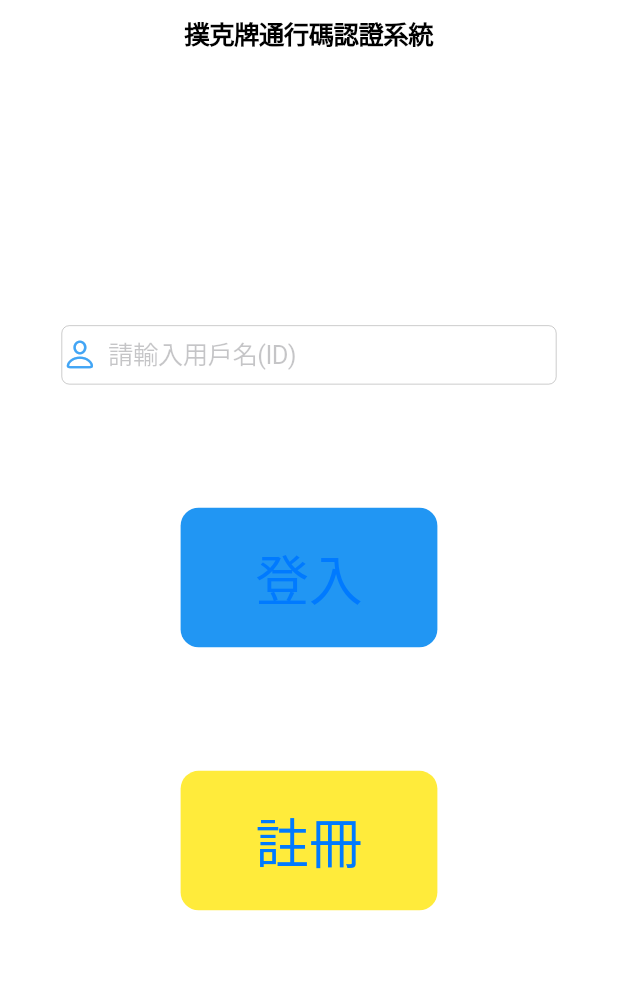
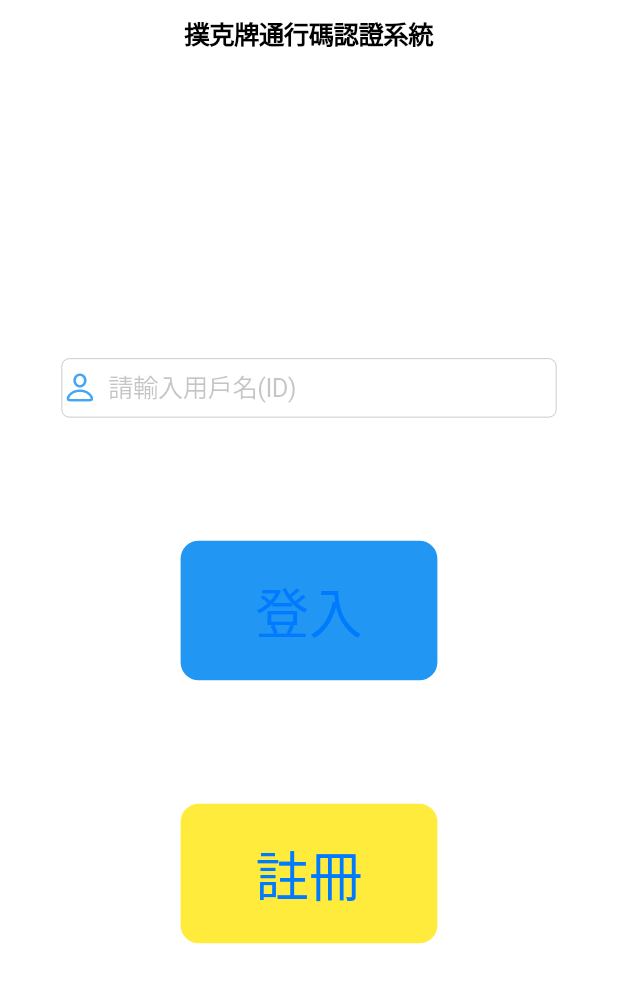
Before and after one commit to ACS106129/pokerpass, a Flutter app: the screen it shows after launch, on a phone screen of 412 x 824 dp. Shown: the top 983 px of the screen. Run offline on Flutter 3.47's test engine with Material 2 defaults, Android fonts, the phone set to English and light mode, and no system bars; our stand-ins replace permission_handler, qr_flutter; missing offline and left inert: flame, qrscan, window_size.

Commit message:
Update QRCode function, scanner, http and flame flutter version upgrade layout refine

```diff
--- a/lib/home_page.dart
+++ b/lib/home_page.dart
@@ -4,10 +4,10 @@ import 'package:flutter/services.dart';
 import 'package:pokerpass/login_page.dart';
 import 'package:pokerpass/register_page.dart';
 import 'package:pokerpass/setting/Setting.dart' as setting;
+import 'package:pokerpass/utility/area.dart';
 
 class HomePage extends StatefulWidget {
-  final String title;
-  HomePage({Key key, this.title}) : super(key: key);
+  static const String id = 'home_page';
   @override
   _HomePageState createState() => _HomePageState();
 }
@@ -17,12 +17,14 @@ class _HomePageState extends State<HomePage> {
   Widget build(BuildContext context) {
     return CupertinoPageScaffold(
       navigationBar: !setting.isDesktop
-          ? CupertinoNavigationBar(
+          ? const CupertinoNavigationBar(
               middle: const Text('撲克牌通行碼認證系統'),
             )
           : null,
-      child: Center(
-        child: _homePageContent(context),
+      child: SafeArea(
+        child: Center(
+          child: _homePageContent(context),
+        ),
       ),
     );
   }
@@ -32,7 +34,7 @@ class _HomePageState extends State<HomePage> {
       mainAxisAlignment: MainAxisAlignment.center,
       children: [
         Container(
-          width: MediaQuery.of(context).size.width * 0.8,
+          width: getSafeArea(context).width * 0.8,
           child: Column(
             children: [
               CupertinoTextField(
@@ -58,16 +60,12 @@ class _HomePageState extends State<HomePage> {
           ),
         ),
         SizedBox(
-          height: MediaQuery.of(context).size.height / 10,
+          height: getSafeArea(context).height / 10,
         ),
         CupertinoButton(
           onPressed: () {
-            Navigator.push(
-                context,
-                CupertinoPageRoute(
-                  builder: (context) => LoginPage(),
-                  settings: RouteSettings(name: '/login_page')
-                ));},
+            Navigator.pushNamed(context, LoginPage.id);
+          },
           child: Text(
             '登入',
             style: TextStyle(fontSize: 36),
@@ -79,16 +77,11 @@ class _HomePageState extends State<HomePage> {
           ),
         ),
         SizedBox(
-          height: MediaQuery.of(context).size.height / 10,
+          height: getSafeArea(context).height / 10,
         ),
         CupertinoButton(
           onPressed: () {
-            Navigator.push(
-                context,
-                CupertinoPageRoute(
-                  builder: (context) => RegisterPage(),
-                  settings: RouteSettings(name: '/register_page')
-                ));
+            Navigator.pushNamed(context, RegisterPage.id);
           },
           child: Text(
             '註冊',
--- a/lib/main.dart
+++ b/lib/main.dart
@@ -2,11 +2,13 @@ import 'dart:ui';
 
 import 'package:flutter/cupertino.dart';
 import 'package:flutter/material.dart';
+import 'package:pokerpass/2FA/qrcode_page.dart';
+import 'package:pokerpass/PC/pc_page.dart';
+import 'package:pokerpass/home_page.dart';
+import 'package:pokerpass/login_page.dart';
 import 'package:pokerpass/register_page.dart';
 import 'package:pokerpass/setting/Setting.dart' as setting;
 import 'package:window_size/window_size.dart';
-
-import 'home_page.dart';
 
 void main() {
   WidgetsFlutterBinding.ensureInitialized();
@@ -38,9 +40,12 @@ class MyApp extends StatelessWidget {
         ),
       ),
       routes: {
+        LoginPage.id: (context) => LoginPage(),
         RegisterPage.id: (context) => RegisterPage(),
+        QRCodePage.id: (context) => QRCodePage(),
+        PCPage.id: (context) => PCPage(),
       },
-      home: HomePage(title: 'PokerPass'),
+      home: HomePage(),
     );
   }
 }
--- /dev/null
+++ b/lib/utility/area.dart
@@ -0,0 +1,16 @@
+import 'package:flutter/cupertino.dart';
+
+Size getArea(BuildContext context, {final Size offset = Size.zero}) {
+  final Size size = MediaQuery.of(context).size;
+  return Size(size.width - offset.width, size.height - offset.height);
+}
+
+Size getSafeArea(BuildContext context, {final Size offset = Size.zero}) {
+  final MediaQueryData data = MediaQuery.of(context);
+  return Size(
+      data.size.width - offset.width,
+      data.size.height -
+          data.padding.top -
+          data.padding.bottom -
+          offset.height);
+}
--- /dev/null
+++ b/lib/utility/private.dart
@@ -0,0 +1,3 @@
+String getDeviceKey(){
+  return null;
+}
--- a/pubspec.yaml
+++ b/pubspec.yaml
@@ -30,6 +30,11 @@ dependencies:
       url: git://github.com/google/flutter-desktop-embedding.git
       path: plugins/window_size
       ref: 5b3b930da18244ecf2a7140a0e33a9892273797c
+  permission_handler: ^5.0.1+1
+  qr_flutter: ^3.1.0
+  qrscan: ^0.2.17
+  http: ^0.12.2
+  flame: ^0.28.0
   flutter_launcher_icons: ^0.8.1
   # The following adds the Cupertino Icons font to your application.
   # Use with the CupertinoIcons class for iOS style icons.
```
Also changed, not shown: lib/2FA/qrcode_page.dart (added, +58 -0 lines), lib/PC/pc_page.dart (added, +52 -0 lines), lib/login_page.dart (+60 -29 lines), lib/poker/component/fly.dart (added, +19 -0 lines), lib/poker/poker.dart (added, +51 -0 lines), lib/register_page.dart (+10 -7 lines), lib/utility/transmission.dart (added, +14 -0 lines), 4 other files.
